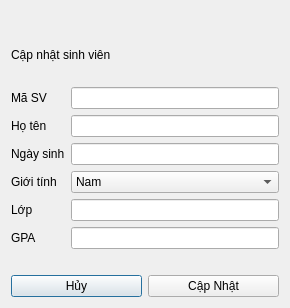
This is function_dialog.ui in akazajok/Quan-li-sinh-vien as Qt 5 draws it before an edit. The edited form follows.
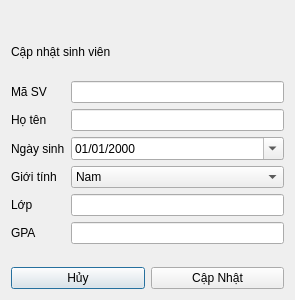
This is the edited form.

```diff
--- a/function_dialog.ui
+++ b/function_dialog.ui
@@ -6,8 +6,8 @@
    <rect>
     <x>0</x>
     <y>0</y>
-    <width>290</width>
-    <height>308</height>
+    <width>295</width>
+    <height>300</height>
    </rect>
   </property>
   <property name="windowTitle">
@@ -83,9 +83,6 @@
      <item row="1" column="1">
       <widget class="QLineEdit" name="lineEdit_fullName"/>
      </item>
-     <item row="2" column="1">
-      <widget class="QLineEdit" name="lineEdit_DateBirth"/>
-     </item>
      <item row="4" column="0">
       <widget class="QLabel" name="Label_class">
        <property name="text">
@@ -100,31 +97,41 @@
        </property>
       </widget>
      </item>
-     <item row="3" column="1">
-      <widget class="QComboBox" name="comboBox_sex">
-       <item>
-        <property name="text">
-         <string>Nam </string>
-        </property>
-       </item>
-       <item>
-        <property name="text">
-         <string>Nữ</string>
-        </property>
-       </item>
-       <item>
-        <property name="text">
-         <string>Khác</string>
-        </property>
-       </item>
-      </widget>
-     </item>
      <item row="5" column="1">
       <widget class="QLineEdit" name="lineEdit_GPA"/>
      </item>
      <item row="4" column="1">
       <widget class="QLineEdit" name="lineEdit_class"/>
      </item>
+     <item row="2" column="1">
+      <widget class="QDateEdit" name="dateEdit_DateBirth">
+       <property name="displayFormat">
+        <string>dd/MM/yyyy</string>
+       </property>
+       <property name="calendarPopup">
+        <bool>true</bool>
+       </property>
+      </widget>
+     </item>
+     <item row="3" column="1">
+      <widget class="QComboBox" name="comboBox_gender">
+       <item>
+        <property name="text">
+         <string>Nam</string>
+        </property>
+       </item>
+       <item>
+        <property name="text">
+         <string>Nữ</string>
+        </property>
+       </item>
+       <item>
+        <property name="text">
+         <string>Khác</string>
+        </property>
+       </item>
+      </widget>
+     </item>
     </layout>
    </item>
    <item>
```
